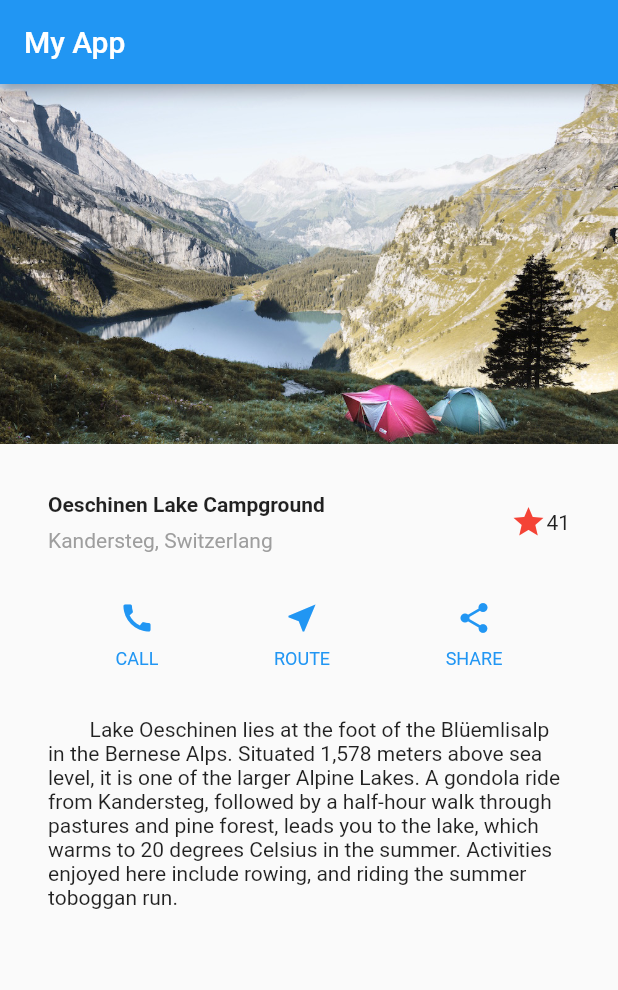
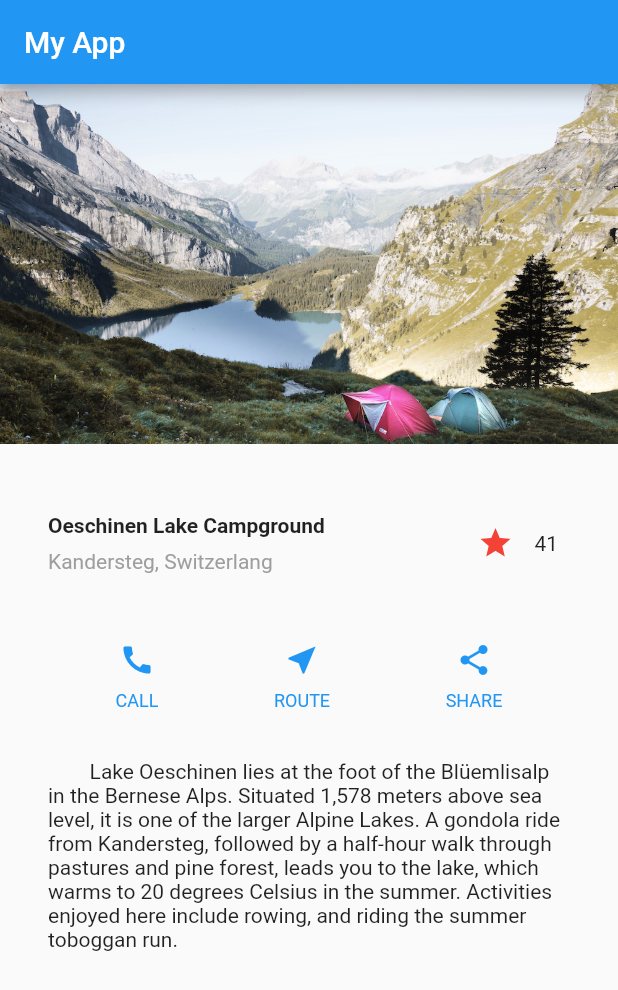
Before and after one commit to CubeDr/LearningFlutter, a Flutter app: the screen it shows after launch, on a phone screen of 412 x 824 dp. Shown: the top 990 px of the screen. Run offline on Flutter 3.47's test engine with Material 2 defaults, Android fonts, the phone set to English and light mode, and no system bars.

Commit message:
3. 인터렉션 완료

```diff
--- a/lib/main.dart
+++ b/lib/main.dart
@@ -49,11 +49,7 @@ class MyApp extends StatelessWidget {
               ],
             )
           ),
-          Icon(
-            Icons.star,
-            color: Colors.red[500]
-          ),
-          Text('41')
+          FavoriteWidget()
         ],
       )
     );
@@ -104,3 +100,50 @@ class MyApp extends StatelessWidget {
     );
   }
 }
+
+class FavoriteWidget extends StatefulWidget {
+
+  @override
+  State createState() => _FavoriteWidgetState();
+}
+
+class _FavoriteWidgetState extends State<FavoriteWidget> {
+  bool _isFavorited = true;
+  int _favoriteCount = 41;
+
+  void toggleFavorite() {
+    setState(() {
+      if(_isFavorited) {
+        _favoriteCount--;
+        _isFavorited = false;
+      } else {
+        _favoriteCount++;
+        _isFavorited = true;
+      }
+    });
+  }
+
+  @override
+  Widget build(BuildContext context) {
+    return Container(
+      padding: const EdgeInsets.all(8),
+      child: Row(
+        children: <Widget>[
+          Container(
+            margin: const EdgeInsets.all(2),
+            child: IconButton(
+              icon: Icon(
+                  Icons.star,
+                  color: _isFavorited?Colors.red:null
+              ),
+              onPressed: toggleFavorite,
+            )
+          ),
+          Text(
+              _favoriteCount.toString()
+          )
+        ]
+      )
+    );
+  }
+}
```
